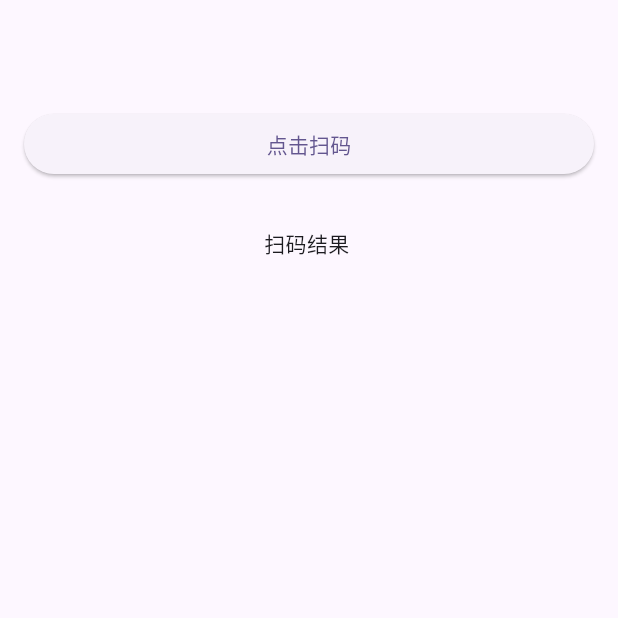
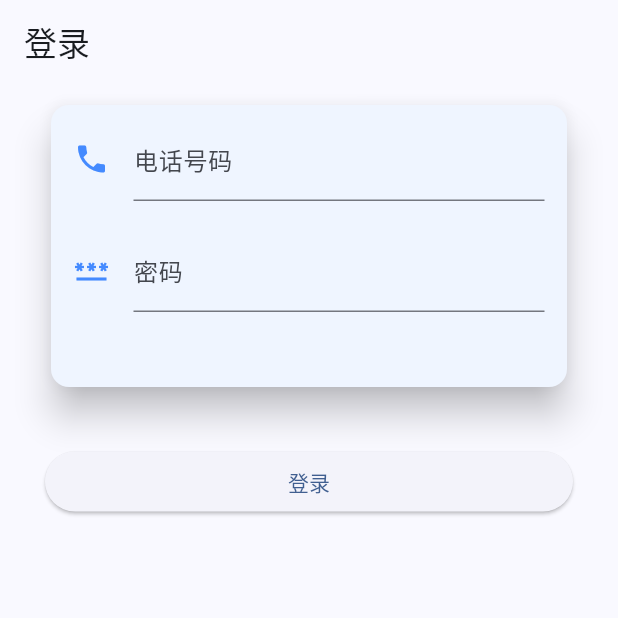
Before and after one commit to 1zhangluo1/fuckketangpai_app, a Flutter app: the screen it shows after launch, on a phone screen of 412 x 824 dp, the top half of it. Run offline on Flutter 3.47's test engine with Material 3 defaults, Android fonts, the phone set to English and light mode, and no system bars; our stand-ins replace dio, fluttertoast, get, kt_dart, shared_preferences, vibration; missing offline and left inert: mobile_scanner, pointycastle.

Commit message:
:sparkles: feat: 登录课堂派，获取个人信息

```diff
--- /dev/null
+++ b/lib/Login/Login.dart
@@ -0,0 +1,140 @@
+import 'package:dio/dio.dart' as dios;
+import 'package:flutter/material.dart';
+import 'package:fuckketangpai/GetInformation/getUserInfo.dart';
+import 'package:fuckketangpai/global/static.dart';
+import 'package:fuckketangpai/pages/home.dart';
+import 'package:fuckketangpai/selfwidgets/Toast.dart';
+import 'package:fuckketangpai/tools/encrypt_loginpass.dart';
+import 'package:shared_preferences/shared_preferences.dart';
+import 'package:get/get.dart';
+
+class Login extends StatefulWidget {
+  const Login({super.key});
+
+  @override
+  State<Login> createState() => _LoginState();
+}
+
+class _LoginState extends State<Login> {
+  TextEditingController accountController = TextEditingController();
+  TextEditingController passwordController = TextEditingController();
+  GlobalKey validLogin = GlobalKey<FormState>();
+  void isSkipLogin() async {
+    SharedPreferences pref = await SharedPreferences.getInstance();
+    bool isLogin = pref.getBool('login')??false;
+    if(isLogin) {
+      Get.to(QrScan());
+    }
+  }
+
+  @override
+  Widget build(BuildContext context) {
+    return Scaffold(
+      appBar: AppBar(
+        title: Text('登录'),
+      ),
+      body: Padding(
+        padding: const EdgeInsets.fromLTRB(30, 10, 30, 10),
+        child: Flex(
+          direction: Axis.vertical,
+          children: [
+            Card(
+              color: Colors.white,
+              surfaceTintColor: Colors.blueAccent[100],
+              elevation: 10,
+              child: Form(
+                key: validLogin,
+                autovalidateMode: AutovalidateMode.disabled,
+                child: Column(
+                  crossAxisAlignment: CrossAxisAlignment.center,
+                  children: [
+                    Padding(
+                      padding: const EdgeInsets.fromLTRB(15, 8, 15, 8),
+                      child: Container(
+                        width: double.infinity,
+                        child: TextFormField(
+                          controller: accountController,
+                          decoration: InputDecoration(
+                            focusColor: Colors.blueAccent[100],
+                            icon: Icon(Icons.phone),
+                            iconColor: Colors.blueAccent,
+                            labelText: '电话号码',
+                          ),
+                          validator: (v) {
+                            return v!.trim().length == 11 ? null : '电话号码不符合格式';
+                          },
+                        ),
+                      ),
+                    ),
+                    Padding(
+                      padding: const EdgeInsets.fromLTRB(15, 10, 15, 50),
+                      child: Container(
+                        width: double.infinity,
+                        child: TextFormField(
+                          controller: passwordController,
+                          decoration: InputDecoration(
+                            icon: Icon(Icons.password),
+                            iconColor: Colors.blueAccent,
+                            labelText: '密码',
+                          ),
+                          validator: (v) {
+                            return v!.trim().isEmpty ? '密码不能为空' : null;
+                          },
+                        ),
+                      ),
+                    ),
+                  ],
+                ),
+              ),
+            ),
+            SizedBox(
+              height: 35,
+            ),
+            Container(
+                width: double.infinity,
+                child: ElevatedButton(
+                  onPressed: () {
+                    if ((validLogin.currentState as FormState).validate()) {
+                      accountLogin(accountController.value.text, passwordController.value.text);
+                    }
+                  },
+                  child: Text('登录'),
+                )),
+          ],
+        ),
+      ),
+    );
+  }
+
+  Future<void> accountLogin (String account,String password) async {
+    String url = 'https://openapiv5.ketangpai.com//UserApi/login';
+    String encryPass = encryptByCBC(password, Global.ketangpai_login_key, Global.ketangpai_login_iv);
+    int reqtimestamp = DateTime.now().millisecondsSinceEpoch;
+    Map<String,dynamic> loginBody = {
+      'mobile': account,
+      'password': encryPass,
+      'encryption': '1',
+      'reqtimestamp': reqtimestamp,
+      'email': account,
+      'type': 'login',
+      'remember': '0',
+    };
+    try {
+      dios.Dio dio = dios.Dio();
+      dios.Response response = await dio.post(url,data: loginBody);
+      if (response.data['status'] == 1) {
+        SharedPreferences pref = await SharedPreferences.getInstance();
+        pref.setString('token', response.data['data']['token']);
+        pref.setBool('login', true);
+        await getUserInf();
+        Toast('登录成功');
+        Get.to(QrScan());
+      } else {
+        Toast('登录失败');
+      }
+    } on Exception catch (e) {
+      Toast(e.toString());
+    }
+  }
+
+}
--- /dev/null
+++ b/lib/global/static.dart
@@ -0,0 +1,20 @@
+import 'package:flutter/cupertino.dart';
+import 'package:fuckketangpai/GetInformation/getUserInfo.dart';
+import 'package:fuckketangpai/models/userInfo.dart';
+import 'package:get/get.dart';
+import 'package:shared_preferences/shared_preferences.dart';
+
+class Global {
+  static String ketangpai_login_key = "ktp4567890123456"; // 16-byte key
+  static String ketangpai_login_iv = "ktp4567890123456"; // 16-byte IV
+  static Rx<User> user = User('','','','','','','').obs; //用户信息
+  static bool login = false;
+  static Future init() async {
+    WidgetsFlutterBinding.ensureInitialized();
+    SharedPreferences pref = await SharedPreferences.getInstance();
+    login = await pref.getBool('login')??false;
+    if(login) {
+      getUserInf();
+    }
+  }
+}
--- a/lib/main.dart
+++ b/lib/main.dart
@@ -1,14 +1,11 @@
-import 'package:dio/dio.dart' as dios;
-import 'package:flutter/cupertino.dart';
 import 'package:flutter/material.dart';
-import 'package:fuckketangpai/scan.dart';
-import 'package:fuckketangpai/selfwidgets/Toast.dart';
+import 'package:fuckketangpai/Login/Login.dart';
+import 'package:fuckketangpai/global/static.dart';
+import 'package:fuckketangpai/pages/home.dart';
 import 'package:get/get.dart';
-import 'package:mobile_scanner/mobile_scanner.dart';
 
-void main() {
-  runApp(const MyApp());
-}
+
+void main() => Global.init().then((e) => runApp(MyApp()));
 
 class MyApp extends StatelessWidget {
   const MyApp({super.key});
@@ -18,95 +15,11 @@ class MyApp extends StatelessWidget {
     return GetMaterialApp(
       title: 'FuckKetangpai',
       theme: ThemeData(
-        colorScheme: ColorScheme.fromSeed(seedColor: Colors.deepPurpleAccent),
+        colorScheme: ColorScheme.fromSeed(seedColor: Colors.blueAccent.shade100),
         useMaterial3: true,
       ),
-      home: QrScan(),
+      home: Global.login ? QrScan() : Login(),
       debugShowCheckedModeBanner: false,
     );
   }
 }
-
-class QrScan extends StatefulWidget {
-  const QrScan({super.key});
-
-  @override
-  _QrScanState createState() => _QrScanState();
-}
-
-class _QrScanState extends State<QrScan> {
-  RxString text = "扫码结果".obs;
-
-  @override
-  void initState() {
-    super.initState();
-  }
-
-  @override
-  Widget build(BuildContext context) {
-    FocusNode focusNode = FocusNode();
-    return GestureDetector(
-      onTap: () {
-        focusNode.unfocus();
-      },
-      child: Scaffold(
-        appBar: AppBar(
-          surfaceTintColor: Colors.deepPurpleAccent[100],
-        ),
-        body: Column(
-          children: [
-            Container(
-              margin: EdgeInsets.all(16),
-              width: double.infinity,
-              child: ElevatedButton(
-                onPressed: () async {
-                  BarcodeCapture result = await Get.to(Scan());
-                  text.value = result.barcodes.first.rawValue.toString();
-                  sign(text.value);
-                },
-                child: Text("点击扫码"),
-              ),
-            ),
-            Padding(
-              padding: const EdgeInsets.all(16.0),
-              child: Obx(() => SelectableText(
-                    text.value,
-                    focusNode: focusNode,
-                  )),
-            )
-          ],
-        ),
-      ),
-    );
-  }
-
-  Future<void> sign(String params) async {
-    String url = 'https://openapiv5.ketangpai.com/AttenceApi/AttenceResult';
-    DateTime now = DateTime.now();
-    int reqtimestamp = now.millisecondsSinceEpoch ~/ 1000;
-    print("timestamp:" + reqtimestamp.toString());
-    RegExp ticketidRegExp = RegExp(r'ticketid=([^&]*)');
-    String ticketid = ticketidRegExp.firstMatch(params)?.group(1) ?? '';
-    RegExp expireRegExp = RegExp(r'expire=([^&]*)');
-    String expire = expireRegExp.firstMatch(params)?.group(1) ?? '';
-    RegExp signRegExp = RegExp(r'sign=([^&]*)');
-    String sign = signRegExp.firstMatch(params)?.group(1) ?? '';
-    print("expire:" + expire);
-    print("ticketid:" + ticketid);
-    print("sign:" + sign);
-    final dio = dios.Dio();
-    Map<String, dynamic> body = {
-      'ticketid': ticketid,
-      "expire": expire,
-      "sign": sign,
-      "reqtimestamp": reqtimestamp
-    };
-    dio.options.headers = {
-      'Content-Type': 'application/json',
-      'token': '3ac938c4773acc9cff1fe0427de0d77c40882f8557ae73d775402834a6980fcf',
-    };
-    dios.Response response = await dio.post(url, data: body,);
-    print(response.toString());
-    Toast(response.data['data']['info']);
-  }
-}
--- /dev/null
+++ b/lib/models/userInfo.dart
@@ -0,0 +1,19 @@
+class User {
+  final String name;
+  final String id;
+  final String uid;
+  final String headImageuri;
+  final String phone;
+  final String school;
+  final String identity;
+
+  const User(
+    this.name,
+    this.id,
+    this.uid,
+    this.headImageuri,
+    this.phone,
+    this.school,
+    this.identity,
+  );
+}
--- a/pubspec.yaml
+++ b/pubspec.yaml
@@ -41,12 +41,16 @@ dependencies:
   kt_dart: ^1.1.0
   fluttertoast: ^8.2.6
   dio: ^5.4.3+1
+  crypto: ^3.0.3
+  pointycastle: ^3.9.1
+  shared_preferences: ^2.2.3
 
 
 dev_dependencies:
+  json_serializable: ^6.7.1
+  json5_model: ^2.0.3
   flutter_test:
     sdk: flutter
-
   # The "flutter_lints" package below contains a set of recommended lints to
   # encourage good coding practices. The lint set provided by the package is
   # activated in the `analysis_options.yaml` file located at the root of your
```
Also changed, not shown: jsons/_getUserInfos.json (added, +30 -0 lines), lib/GetInformation/getUserInfo.dart (added, +29 -0 lines), lib/models/getUserInfos/getUserInfos.dart (added, +146 -0 lines), lib/pages/home.dart (added, +99 -0 lines), lib/pages/profiles.dart (added, +40 -0 lines), lib/tools/encrypt_loginpass.dart (added, +37 -0 lines), lib/tools/sign.dart (added, +32 -0 lines), lib/models/getUserInfos/getUserInfos.g.dart (added), lib/pages/scan.dart (renamed from lib/scan.dart), pubspec.lock, 1 other file.
